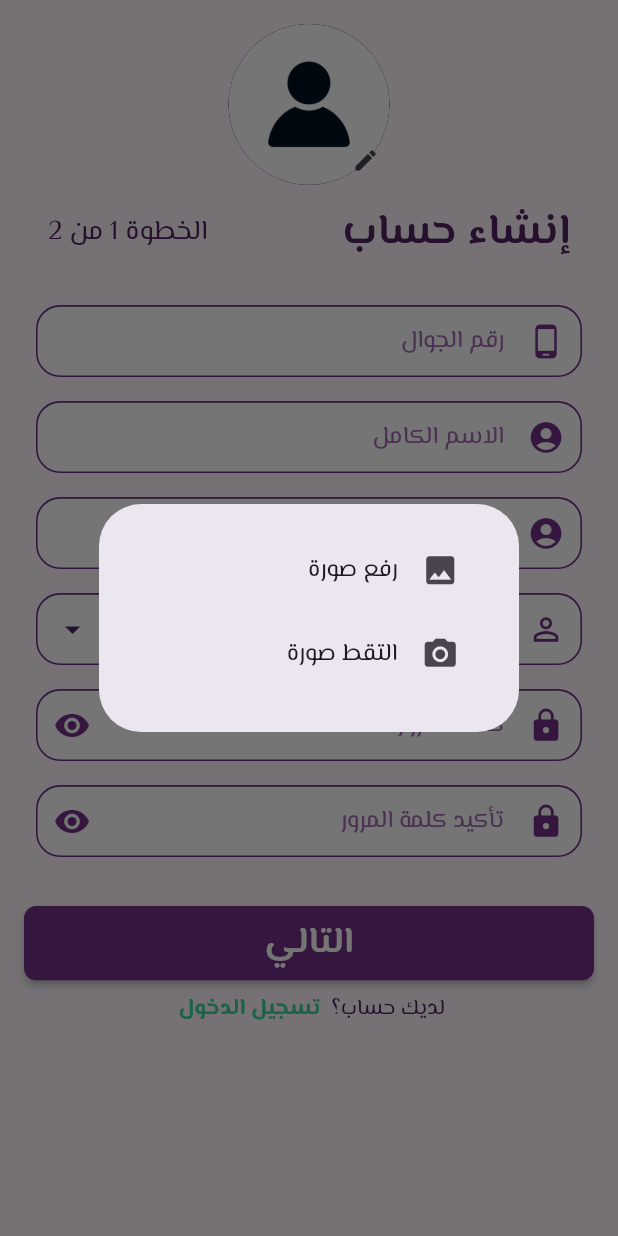
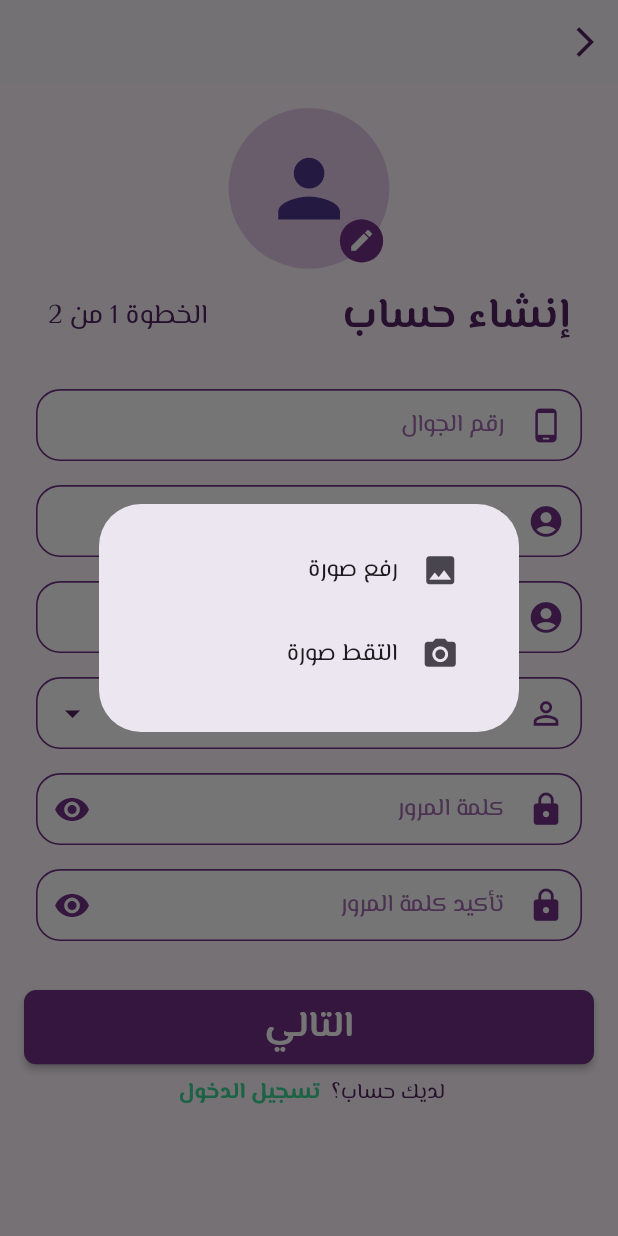
Before and after one commit to HeshamBarahim/Falih-repo, a Flutter app: the Signup screen opened directly, after a tap on the "edit" icon, on a phone screen of 412 x 824 dp. Run offline on Flutter 3.47's test engine with Material 3 defaults, Android fonts, the phone set to English and light mode, and no system bars; our stand-ins replace auto_size_text, cached_network_image, carousel_slider, cloud_firestore, connectivity_plus, firebase_auth and 13 more; missing offline and left inert: flutter_math_fork; accounts and stored records are empty.

```diff
--- a/lib/src/controller/loading_dialog_controller.dart
+++ b/lib/src/controller/loading_dialog_controller.dart
@@ -22,21 +22,33 @@ class LoadingDialogController extends GetxController {
                 }
               },
               child: Dialog(
+                child: ConstrainedBox(
+                  constraints: BoxConstraints(
+                    maxWidth: SizeConfig.screenWidth! * 0.8,
+                    // Set maximum width (80% of screen width)
+                    minWidth: SizeConfig.screenWidth! *
+                        0.5, // Set minimum width (50% of screen width)
+                  ),
                   child: Padding(
                     padding: EdgeInsets.symmetric(
                       horizontal: SizeConfig.screenWidth! * 0.04,
                       vertical: SizeConfig.screenHeight! * 0.02,
                     ),
                     child: Row(
+                      mainAxisAlignment: MainAxisAlignment.spaceBetween,
+                      // Center the content horizontally
                       mainAxisSize: MainAxisSize.min,
+                      // Ensure the Row doesn't expand unnecessarily
                       children: [
                         CircularProgressIndicator(
                           strokeWidth: SizeConfig.screenWidth! * 0.008,
                           strokeAlign: SizeConfig.screenWidth! * 0.003,
                         ),
-                      SizedBox(width: SizeConfig.screenWidth! * 0.06),
+                        SizedBox(width: SizeConfig.screenWidth! * 0.04),
+                        // Add spacing between the indicator and text
                         Text(
                           S.current.loading_text, // سيتم تحديثه عند تغيير اللغة
+                          textAlign: TextAlign.right,
                           style: TextStyle(
                             color: AppColors.mainColor,
                             fontSize: SizeConfig.screenWidth! * 0.04,
@@ -44,6 +56,7 @@ class LoadingDialogController extends GetxController {
                           ),
                         ),
                       ],
+                    ),
                   ),
                 ),
               ),
--- a/lib/src/controller/signup_controller.dart
+++ b/lib/src/controller/signup_controller.dart
@@ -1,4 +1,5 @@
 import 'dart:io';
+
 import 'package:cloud_firestore/cloud_firestore.dart';
 import 'package:falih/src/constants/dialogs.dart';
 import 'package:falih/src/models/user_model.dart';
@@ -63,7 +64,11 @@ class SignUpController extends GetxController {
       context: context,
       builder: (BuildContext context) {
         return AlertDialog(
-          content: Column(
+          content: Directionality(
+            textDirection: Get.locale?.languageCode == "ar"
+                ? TextDirection.rtl
+                : TextDirection.ltr,
+            child: Column(
               mainAxisSize: MainAxisSize.min,
               children: [
                 ListTile(
@@ -107,6 +112,7 @@ class SignUpController extends GetxController {
                   },
                 ),
               ],
+            ),
           ),
         );
       },
--- a/lib/src/screens/Auth/forgot_password/forgot_password.dart
+++ b/lib/src/screens/Auth/forgot_password/forgot_password.dart
@@ -20,6 +20,20 @@ class ForgotPassword extends StatelessWidget {
   Widget build(BuildContext context) {
     SizeConfig().init(context);
     return Scaffold(
+      appBar: AppBar(
+        scrolledUnderElevation: 0,
+        backgroundColor: AppColors.secondaryColor,
+        elevation: 0,
+        leading: IconButton(
+          icon: const Icon(
+            Icons.arrow_back_ios_new,
+            color: AppColors.darkMainColor,
+          ),
+          onPressed: () {
+            Get.back();
+          },
+        ),
+      ),
       body: LayoutBuilder(
         builder: (context, constraints) {
           return Obx(
--- a/lib/src/screens/Auth/signup/signup.dart
+++ b/lib/src/screens/Auth/signup/signup.dart
@@ -4,8 +4,11 @@ import 'package:falih/src/screens/Auth/signup/signup_part2.dart';
 import 'package:flutter/material.dart';
 import 'package:get/get.dart';
 
+import '../../../config/themes.dart';
+
 class Signup extends StatelessWidget {
   final SignUpController controller = Get.put(SignUpController());
+
   Signup({super.key});
 
   @override
@@ -25,6 +28,20 @@ class Signup extends StatelessWidget {
         }
       },
       child: Scaffold(
+        appBar: AppBar(
+          elevation: 0,
+          scrolledUnderElevation: 0,
+          backgroundColor: AppColors.secondaryColor,
+          leading: IconButton(
+            icon: const Icon(
+              Icons.arrow_back_ios,
+              color: AppColors.darkMainColor,
+            ),
+            onPressed: () {
+              Get.back();
+            },
+          ),
+        ),
         body: Obx(() {
           return controller.currentPageIndex.value == 1
               ? SignupPart1()
--- a/lib/src/screens/Auth/signup/signup_part1.dart
+++ b/lib/src/screens/Auth/signup/signup_part1.dart
@@ -42,49 +42,56 @@ class SignupPart1 extends StatelessWidget {
                           children: [
                             CircleAvatar(
                               radius: SizeConfig.screenWidth! * 0.13,
-                              backgroundColor: AppColors.darkMainColor,
-                              child: CircleAvatar(
-                                radius: (SizeConfig.screenWidth! * 0.141),
-                                backgroundColor: AppColors.mainColor,
-                                backgroundImage: c2.file2 != null
-                                    ? FileImage(c2.file2!)
-                                    : AssetImage(
-                                        'assets/images/person.jpg',
-                                        // fit: BoxFit.cover,
+                                    backgroundColor: AppColors.lightenMainColor,
+                                    child: c2.file2 != null
+                                        ? ClipOval(
+                                            child: Image.file(
+                                              c2.file2!,
+                                              fit: BoxFit.cover,
+                                              // Ensure the image covers the entire circle
+                                              width: SizeConfig.screenWidth! *
+                                                  0.26,
+                                              // Match the diameter of the CircleAvatar
+                                              height: SizeConfig.screenWidth! *
+                                                  0.26,
                                             ),
+                                          )
+                                        : Icon(
+                                            Icons.person,
+                                            size:
+                                                SizeConfig.screenWidth! * 0.15,
                                           ),
                                   ),
                             Positioned(
-                              bottom: 0,
-                              right: 0,
-                              child: SizedBox(
-                                height: SizeConfig.screenWidth! * 0.08,
-                                width: SizeConfig.screenWidth! * 0.08,
+                                    bottom: SizeConfig.screenWidth! * 0.01,
+                                    // Adjust this value as needed
+                                    right: SizeConfig.screenWidth! * 0.01,
+                                    // Adjust this value as needed
+                                    child: Container(
+                                      height: SizeConfig.screenWidth! * 0.07,
+                                      width: SizeConfig.screenWidth! * 0.07,
+                                      decoration: const BoxDecoration(
+                                        color: AppColors.mainColor,
+                                        shape: BoxShape.circle,
+                                      ),
                                       child: IconButton(
-                                  splashColor: Colors.black,
+                                        splashColor: Colors.transparent,
+                                        // Remove splash effect
                                         onPressed: () {
                                           c2.imagePickerDialog(context);
                                         },
-                                  style: IconButton.styleFrom(
-                                      // backgroundColor:
-                                      //     controller.userProfileImgUrl.value == ""
-                                      //         ? AppColors.lightenMainColor
-                                      //         : AppColors.mainColor,
-                                      ),
+                                        padding: EdgeInsets.zero,
+                                        // Remove default padding
                                         icon: Icon(
                                           Icons.edit,
-                                    // color:
-                                    //     controller.userProfileImgUrl.value == ""
-                                    //         ? AppColors.mainColor
-                                    //         : Colors.white,
+                                          color: Colors.white,
                                           size: SizeConfig.screenWidth! * 0.044,
                                         ),
                                       ),
                               ),
                             ),
                           ],
-                        ),
-                      ),
+                        )),
                       Padding(
                         padding: const EdgeInsets.symmetric(
                             vertical: 12.0, horizontal: 16),
```
Also changed, not shown: 10 other files. Lines whose indentation alone changed are shown as unchanged.
